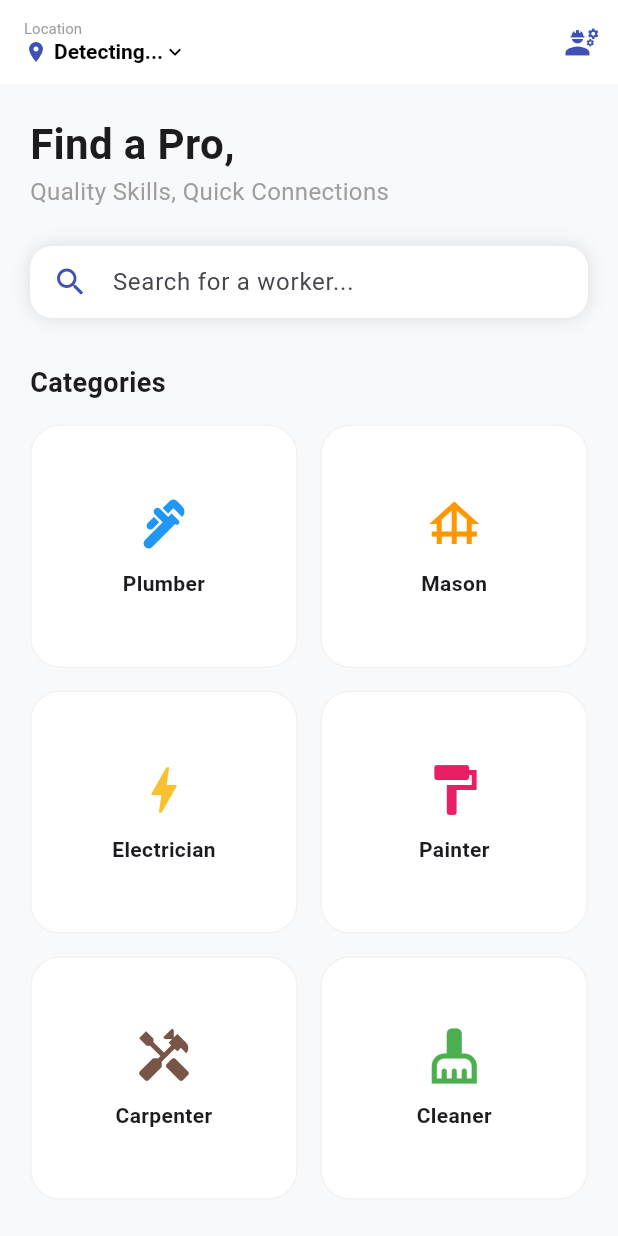
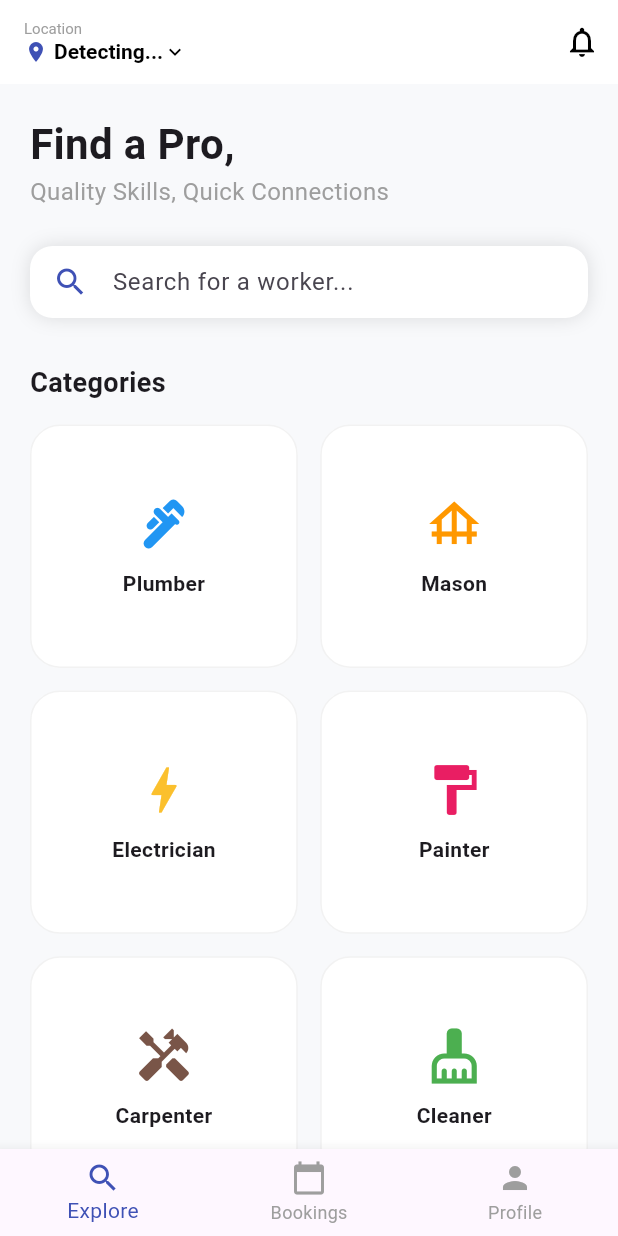
Before and after one commit to shivam-kapate/BuildQ, a Flutter app: the HomePage screen opened directly, on a phone screen of 412 x 824 dp. Run offline on Flutter 3.47's test engine with Material 3 defaults, Android fonts, the phone set to English and light mode, and no system bars; our stand-ins replace geocoding, geolocator; Roboto replaces fonts that are missing (Poppins).

Commit message:
Added Notification And Changed Some UI

```diff
--- a/lib/main.dart
+++ b/lib/main.dart
@@ -1,10 +1,10 @@
 import 'package:flutter/material.dart';
 import 'worker_list.dart' show WorkerListScreen;
 import 'worker_dashboard.dart' show WorkerDashboard;
-import 'location_service.dart'; // Ensure this file exists in your lib folder
+import 'location_service.dart';
+import 'bookings_screen.dart'; // Ensure you created this file earlier
+import 'notifications_screen.dart'; // Ensure you created this file earlier
 
-// ignore: unused_element
-int _currentIndex = 0;
 void main() {
   runApp(const BuildQApp());
 }
@@ -16,10 +16,7 @@ class BuildQApp extends StatelessWidget {
   Widget build(BuildContext context) {
     return MaterialApp(
       debugShowCheckedModeBanner: false,
-      theme: ThemeData(
-        primarySwatch: Colors.indigo,
-        fontFamily: 'Poppins',
-      ),
+      theme: ThemeData(primarySwatch: Colors.indigo, fontFamily: 'Poppins'),
       home: const LoginScreen(),
     );
   }
@@ -49,13 +46,25 @@ class _LoginScreenState extends State<LoginScreen> {
             children: [
               const SizedBox(height: 100),
               const Center(
-                child: Text("BUILDQ",
-                  style: TextStyle(fontSize: 40, fontWeight: FontWeight.bold, letterSpacing: 4, color: Colors.indigo)
-                )
+                child: Text(
+                  "BUILDQ",
+                  style: TextStyle(
+                    fontSize: 40,
+                    fontWeight: FontWeight.bold,
+                    letterSpacing: 4,
+                    color: Colors.indigo,
+                  ),
+                ),
               ),
               const SizedBox(height: 50),
-              const Text("Welcome!", style: TextStyle(fontSize: 28, fontWeight: FontWeight.bold)),
-              const Text("Enter phone number to continue", style: TextStyle(color: Colors.grey)),
+              const Text(
+                "Welcome!",
+                style: TextStyle(fontSize: 28, fontWeight: FontWeight.bold),
+              ),
+              const Text(
+                "Enter phone number to continue",
+                style: TextStyle(color: Colors.grey),
+              ),
               const SizedBox(height: 30),
               Container(
                 padding: const EdgeInsets.symmetric(horizontal: 15),
@@ -70,7 +79,7 @@ class _LoginScreenState extends State<LoginScreen> {
                   decoration: const InputDecoration(
                     icon: Icon(Icons.phone, color: Colors.indigo),
                     hintText: "Phone Number",
-                    border: InputBorder.none
+                    border: InputBorder.none,
                   ),
                 ),
               ),
@@ -82,16 +91,24 @@ class _LoginScreenState extends State<LoginScreen> {
                     if (_phoneController.text.length >= 10) {
                       Navigator.push(
                         context,
-                        MaterialPageRoute(builder: (context) => OTPScreen(phoneNumber: _phoneController.text)),
+                        MaterialPageRoute(
+                          builder: (context) =>
+                              OTPScreen(phoneNumber: _phoneController.text),
+                        ),
                       );
                     }
                   },
                   style: ElevatedButton.styleFrom(
                     backgroundColor: Colors.indigo,
                     padding: const EdgeInsets.symmetric(vertical: 15),
-                    shape: RoundedRectangleBorder(borderRadius: BorderRadius.circular(15))
+                    shape: RoundedRectangleBorder(
+                      borderRadius: BorderRadius.circular(15),
                     ),
-                  child: const Text("GET OTP", style: TextStyle(fontSize: 16, color: Colors.white)),
+                  ),
+                  child: const Text(
+                    "GET OTP",
+                    style: TextStyle(fontSize: 16, color: Colors.white),
+                  ),
                 ),
               ),
             ],
@@ -111,27 +128,48 @@ class OTPScreen extends StatelessWidget {
   Widget build(BuildContext context) {
     return Scaffold(
       backgroundColor: Colors.white,
-      appBar: AppBar(backgroundColor: Colors.white, elevation: 0, iconTheme: const IconThemeData(color: Colors.black)),
+      appBar: AppBar(
+        backgroundColor: Colors.white,
+        elevation: 0,
+        iconTheme: const IconThemeData(color: Colors.black),
+      ),
       body: Padding(
         padding: const EdgeInsets.all(30.0),
         child: Column(
           crossAxisAlignment: CrossAxisAlignment.start,
           children: [
-            const Text("Verify Phone", style: TextStyle(fontSize: 28, fontWeight: FontWeight.bold)),
-            Text("Code sent to $phoneNumber", style: const TextStyle(color: Colors.grey)),
+            const Text(
+              "Verify Phone",
+              style: TextStyle(fontSize: 28, fontWeight: FontWeight.bold),
+            ),
+            Text(
+              "Code sent to $phoneNumber",
+              style: const TextStyle(color: Colors.grey),
+            ),
             const SizedBox(height: 40),
-            const Text("Please enter 4-digit code", style: TextStyle(fontSize: 14)),
+            const Text(
+              "Please enter 4-digit code",
+              style: TextStyle(fontSize: 14),
+            ),
             const SizedBox(height: 40),
             SizedBox(
               width: double.infinity,
               child: ElevatedButton(
-                onPressed: () => Navigator.pushReplacement(context, MaterialPageRoute(builder: (context) => const HomePage())),
+                onPressed: () => Navigator.pushReplacement(
+                  context,
+                  MaterialPageRoute(builder: (context) => const HomePage()),
+                ),
                 style: ElevatedButton.styleFrom(
                   backgroundColor: Colors.indigo,
                   padding: const EdgeInsets.symmetric(vertical: 15),
-                  shape: RoundedRectangleBorder(borderRadius: BorderRadius.circular(15))
+                  shape: RoundedRectangleBorder(
+                    borderRadius: BorderRadius.circular(15),
                   ),
-                child: const Text("VERIFY & CONTINUE", style: TextStyle(color: Colors.white)),
+                ),
+                child: const Text(
+                  "VERIFY & CONTINUE",
+                  style: TextStyle(color: Colors.white),
+                ),
               ),
             ),
           ],
@@ -141,7 +179,7 @@ class OTPScreen extends StatelessWidget {
   }
 }
 
-// --- 3. HOME PAGE ---
+// --- 3. HOME PAGE (Now with Bottom Navigation) ---
 class HomePage extends StatefulWidget {
   const HomePage({super.key});
 
@@ -150,11 +188,17 @@ class HomePage extends StatefulWidget {
 }
 
 class _HomePageState extends State<HomePage> {
+  int _selectedIndex = 0; // Tracking the current tab
   String userCity = "Detecting...";
+
   final List<Map<String, dynamic>> allCategories = [
     {'name': 'Plumber', 'icon': Icons.plumbing, 'color': Colors.blue},
     {'name': 'Mason', 'icon': Icons.foundation, 'color': Colors.orange},
-    {'name': 'Electrician', 'icon': Icons.bolt, 'color': Colors.yellow.shade700},
+    {
+      'name': 'Electrician',
+      'icon': Icons.bolt,
+      'color': Colors.yellow.shade700,
+    },
     {'name': 'Painter', 'icon': Icons.format_paint, 'color': Colors.pink},
     {'name': 'Carpenter', 'icon': Icons.handyman, 'color': Colors.brown},
     {'name': 'Cleaner', 'icon': Icons.cleaning_services, 'color': Colors.green},
@@ -171,26 +215,57 @@ class _HomePageState extends State<HomePage> {
 
   _loadLocation() async {
     String city = await LocationService.getCurrentCity();
-    if (mounted) {
-      setState(() {
-        userCity = city;
-      });
-    }
+    if (mounted) setState(() => userCity = city);
   }
 
   void _filter(String query) {
     setState(() {
       filteredCategories = allCategories
-          .where((cat) => cat['name'].toLowerCase().contains(query.toLowerCase()))
+          .where(
+            (cat) => cat['name'].toLowerCase().contains(query.toLowerCase()),
+          )
           .toList();
     });
   }
 
   @override
   Widget build(BuildContext context) {
+    // List of pages to display based on index
+    final List<Widget> pages = [
+      _buildHomeContent(), // Tab 0
+      const BookingsScreen(), // Tab 1
+      const WorkerDashboard(), // Tab 2
+    ];
+
     return Scaffold(
       backgroundColor: const Color(0xFFF8F9FB),
-      appBar: AppBar(
+      // Only show the Location AppBar if we are on the Home Tab
+      appBar: _selectedIndex == 0 ? _buildLocationAppBar() : null,
+
+      body: pages[_selectedIndex],
+
+      bottomNavigationBar: BottomNavigationBar(
+        currentIndex: _selectedIndex,
+        onTap: (index) => setState(() => _selectedIndex = index),
+        selectedItemColor: Colors.indigo,
+        unselectedItemColor: Colors.grey,
+        type: BottomNavigationBarType.fixed,
+        items: const [
+          BottomNavigationBarItem(icon: Icon(Icons.search), label: "Explore"),
+          BottomNavigationBarItem(
+            icon: Icon(Icons.calendar_today),
+            label: "Bookings",
+          ),
+          BottomNavigationBarItem(icon: Icon(Icons.person), label: "Profile"),
+        ],
+      ),
+    );
+  }
+
+  // --- UI Sections ---
+
+  PreferredSizeWidget _buildLocationAppBar() {
+    return AppBar(
       elevation: 0,
       backgroundColor: Colors.white,
       title: GestureDetector(
@@ -198,13 +273,27 @@ class _HomePageState extends State<HomePage> {
         child: Column(
           crossAxisAlignment: CrossAxisAlignment.start,
           children: [
-              const Text("Location", style: TextStyle(fontSize: 10, color: Colors.grey)),
+            const Text(
+              "Location",
+              style: TextStyle(fontSize: 10, color: Colors.grey),
+            ),
             Row(
               children: [
                 const Icon(Icons.location_on, color: Colors.indigo, size: 16),
                 const SizedBox(width: 4),
-                  Text(userCity, style: const TextStyle(fontSize: 14, color: Colors.black, fontWeight: FontWeight.bold)),
-                  const Icon(Icons.keyboard_arrow_down, color: Colors.black, size: 16),
+                Text(
+                  userCity,
+                  style: const TextStyle(
+                    fontSize: 14,
+                    color: Colors.black,
+                    fontWeight: FontWeight.bold,
+                  ),
+                ),
+                const Icon(
+                  Icons.keyboard_arrow_down,
+                  color: Colors.black,
+                  size: 16,
+                ),
               ],
             ),
           ],
@@ -212,19 +301,33 @@ class _HomePageState extends State<HomePage> {
       ),
       actions: [
         IconButton(
-            icon: const Icon(Icons.engineering, color: Colors.indigo),
-            onPressed: () => Navigator.push(context, MaterialPageRoute(builder: (context) => const WorkerDashboard()))
-          )
+          icon: const Icon(Icons.notifications_none, color: Colors.black),
+          onPressed: () => Navigator.push(
+            context,
+            MaterialPageRoute(
+              builder: (context) => const NotificationsScreen(),
+            ),
+          ),
+        ),
       ],
-      ),
-      body: SingleChildScrollView(
+    );
+  }
+
+  Widget _buildHomeContent() {
+    return SingleChildScrollView(
       child: Padding(
         padding: const EdgeInsets.all(20.0),
         child: Column(
           crossAxisAlignment: CrossAxisAlignment.start,
           children: [
-              const Text("Find a Pro,", style: TextStyle(fontSize: 28, fontWeight: FontWeight.bold)),
-              const Text("Quality Skills, Quick Connections", style: TextStyle(fontSize: 16, color: Colors.grey)),
+            const Text(
+              "Find a Pro,",
+              style: TextStyle(fontSize: 28, fontWeight: FontWeight.bold),
+            ),
+            const Text(
+              "Quality Skills, Quick Connections",
+              style: TextStyle(fontSize: 16, color: Colors.grey),
+            ),
             const SizedBox(height: 25),
 
             // Search Bar
@@ -233,56 +336,79 @@ class _HomePageState extends State<HomePage> {
               decoration: BoxDecoration(
                 color: Colors.white,
                 borderRadius: BorderRadius.circular(15),
-                  boxShadow: const [BoxShadow(color: Colors.black12, blurRadius: 10)]
+                boxShadow: const [
+                  BoxShadow(color: Colors.black12, blurRadius: 10),
+                ],
               ),
               child: TextField(
                 onChanged: _filter,
                 decoration: const InputDecoration(
                   icon: Icon(Icons.search, color: Colors.indigo),
                   hintText: "Search for a worker...",
-                    border: InputBorder.none
+                  border: InputBorder.none,
                 ),
               ),
             ),
             const SizedBox(height: 30),
 
-              const Text("Categories", style: TextStyle(fontSize: 18, fontWeight: FontWeight.bold)),
+            const Text(
+              "Categories",
+              style: TextStyle(fontSize: 18, fontWeight: FontWeight.bold),
+            ),
             const SizedBox(height: 15),
 
             // Categories Grid
             filteredCategories.isEmpty
-              ? const Center(child: Padding(
+                ? const Center(
+                    child: Padding(
                       padding: EdgeInsets.only(top: 20),
                       child: Text("No pro found in this category"),
-                ))
+                    ),
+                  )
                 : GridView.builder(
                     shrinkWrap: true,
                     physics: const NeverScrollableScrollPhysics(),
-                  gridDelegate: const SliverGridDelegateWithFixedCrossAxisCount(
+                    gridDelegate:
+                        const SliverGridDelegateWithFixedCrossAxisCount(
                           crossAxisCount: 2,
                           crossAxisSpacing: 15,
                           mainAxisSpacing: 15,
-                    childAspectRatio: 1.1
+                          childAspectRatio: 1.1,
                         ),
                     itemCount: filteredCategories.length,
                     itemBuilder: (context, index) {
                       return InkWell(
                         onTap: () => Navigator.push(
                           context,
-                        MaterialPageRoute(builder: (context) => WorkerListScreen(category: filteredCategories[index]['name']))
+                          MaterialPageRoute(
+                            builder: (context) => WorkerListScreen(
+                              category: filteredCategories[index]['name'],
+                            ),
+                          ),
                         ),
                         child: Container(
                           decoration: BoxDecoration(
                             color: Colors.white,
                             borderRadius: BorderRadius.circular(20),
-                          border: Border.all(color: Colors.black.withOpacity(0.05))
+                            border: Border.all(
+                              color: Colors.black.withOpacity(0.05),
+                            ),
                           ),
                           child: Column(
                             mainAxisAlignment: MainAxisAlignment.center,
                             children: [
-                            Icon(filteredCategories[index]['icon'], size: 40, color: filteredCategories[index]['color']),
+                              Icon(
+                                filteredCategories[index]['icon'],
+                                size: 40,
+                                color: filteredCategories[index]['color'],
+                              ),
                               const SizedBox(height: 10),
-                            Text(filteredCategories[index]['name'], style: const TextStyle(fontWeight: FontWeight.w600)),
+                              Text(
+                                filteredCategories[index]['name'],
+                                style: const TextStyle(
+                                  fontWeight: FontWeight.w600,
+                                ),
+                              ),
                             ],
                           ),
                         ),
@@ -292,7 +418,6 @@ class _HomePageState extends State<HomePage> {
           ],
         ),
       ),
-      ),
     );
   }
 }
```
Also changed, not shown: lib/bookings_screen.dart (added, +101 -0 lines). Lines whose indentation alone changed are shown as unchanged.
